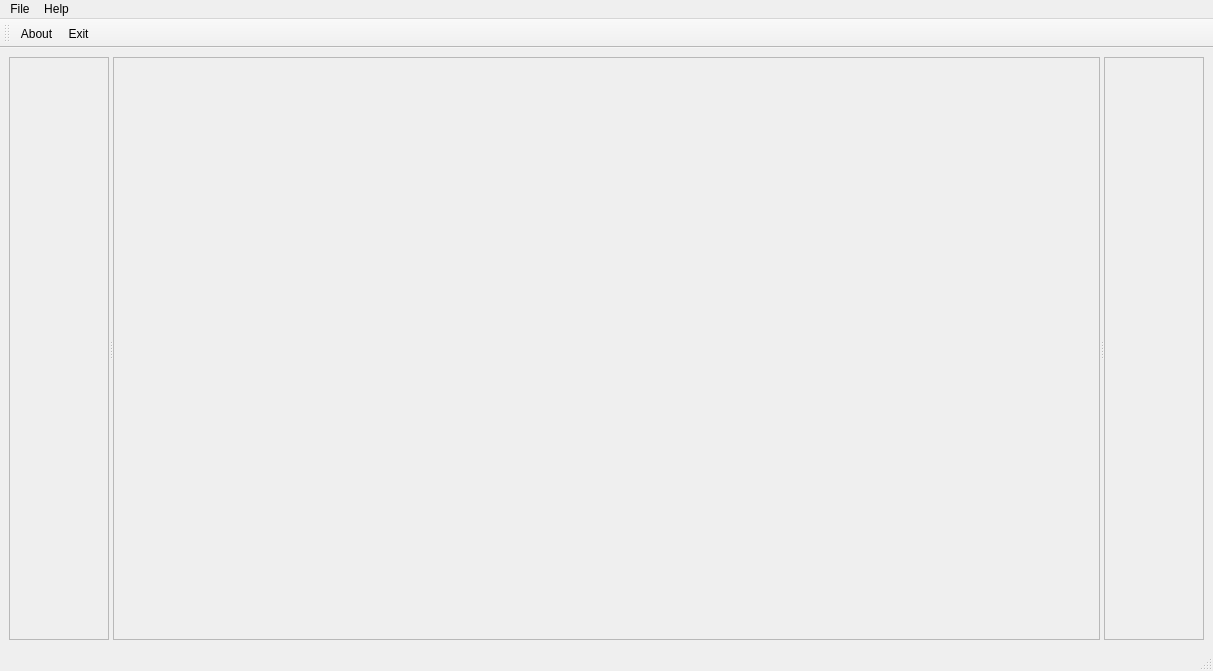
This is ui/mainwindow.ui in creativepsyco/panex-client as Qt 5 draws it before an edit. The edited form follows.
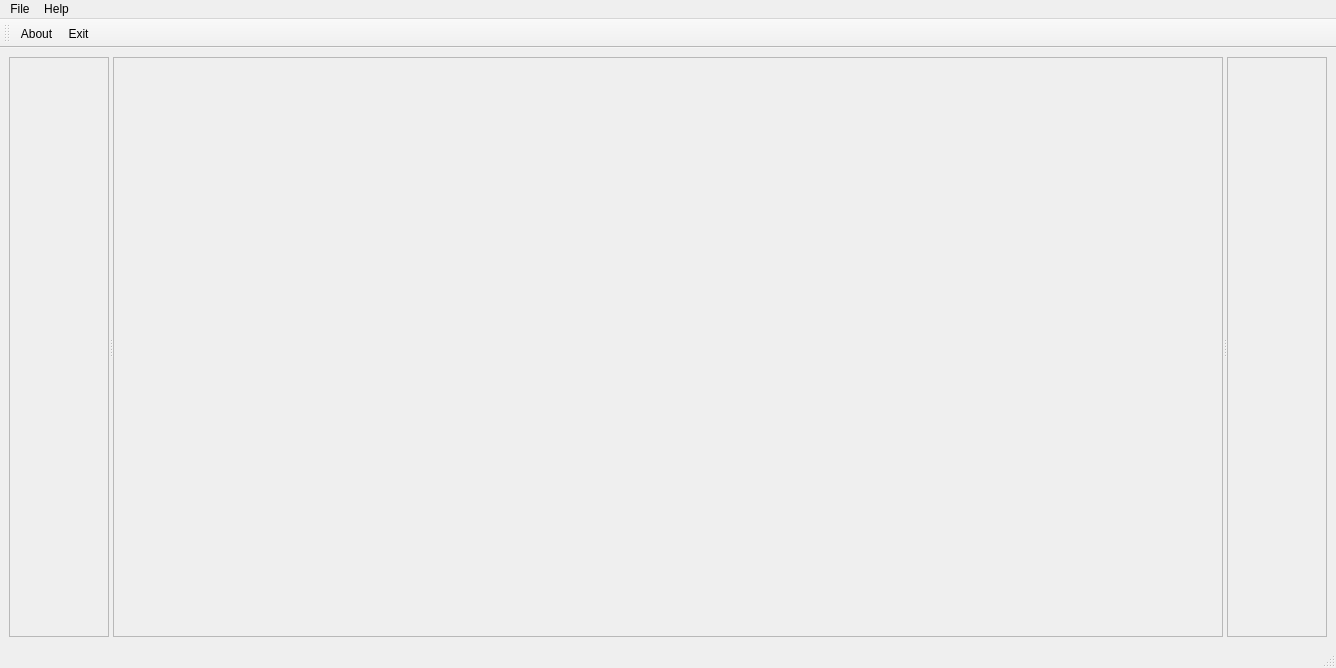
This is the edited form. Icons and pictures are not drawn.

Patch:
```diff
--- a/ui/mainwindow.ui
+++ b/ui/mainwindow.ui
@@ -6,8 +6,8 @@
    <rect>
     <x>0</x>
     <y>0</y>
-    <width>1213</width>
-    <height>671</height>
+    <width>1336</width>
+    <height>668</height>
    </rect>
   </property>
   <property name="windowTitle">
@@ -55,11 +55,8 @@
        </property>
       </widget>
       <widget class="QFrame" name="frame_3">
-       <property name="sizePolicy">
-        <sizepolicy hsizetype="Fixed" vsizetype="Preferred">
-         <horstretch>0</horstretch>
-         <verstretch>0</verstretch>
-        </sizepolicy>
+       <property name="enabled">
+        <bool>true</bool>
        </property>
        <property name="frameShape">
         <enum>QFrame::StyledPanel</enum>
@@ -77,7 +74,7 @@
     <rect>
      <x>0</x>
      <y>0</y>
-     <width>1213</width>
+     <width>1336</width>
      <height>22</height>
     </rect>
    </property>
```
Left out of the diff: 6 changed lines with no effect on the pictures.
